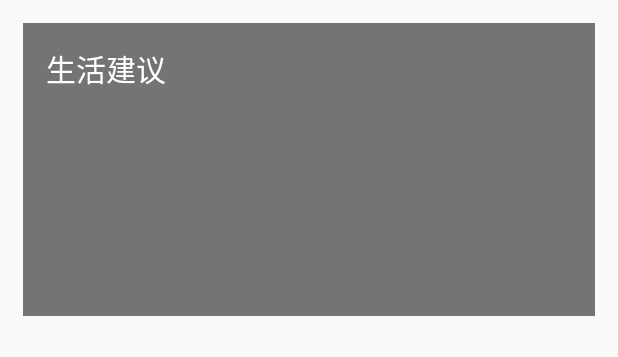
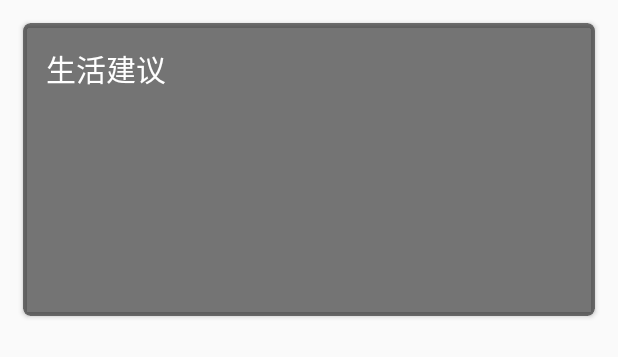
Before and after one commit to xiongshengjie/XiongWeather, an Android app: the layout suggestion.xml on its own in the app's theme, with its tools: preview values and no code run, on a phone screen of 412 x 824 dp. Shown: the top 357 px of the screen. Run offline under Robolectric (Android 15) with nearby library versions, the phone set to English and light mode, and no system bars.

Commit message:
卡片视图，最上方文字不再滑动

```diff
--- a/app/src/main/res/layout/suggestion.xml
+++ b/app/src/main/res/layout/suggestion.xml
@@ -1,10 +1,17 @@
 <?xml version="1.0" encoding="utf-8"?>
-<LinearLayout xmlns:android="http://schemas.android.com/apk/res/android"
+<android.support.v7.widget.CardView xmlns:android="http://schemas.android.com/apk/res/android"
+    android:layout_width="match_parent"
+    android:layout_height="wrap_content"
+    xmlns:app="http://schemas.android.com/apk/res-auto"
+    android:layout_margin="15dp"
+    app:cardBackgroundColor="@color/forecast_background"
+    app:cardCornerRadius="5dp"
+    android:elevation="5dp">
+
+    <LinearLayout
         android:orientation="vertical"
         android:layout_width="match_parent"
-    android:layout_height="wrap_content"
-    android:layout_margin="15dp"
-    android:background="@color/forecast_background">
+        android:layout_height="wrap_content">
 
         <TextView
             android:layout_width="wrap_content"
@@ -37,3 +44,5 @@
             android:textColor="@android:color/white" />
 
     </LinearLayout>
+
+</android.support.v7.widget.CardView>
```
Also changed, not shown: app/src/main/java/cn/xiong/xiongweather/activity/WeatherActivity.java (+8 -0 lines), app/src/main/res/layout/activity_weather.xml (+11 -4 lines), app/src/main/res/layout/aqi.xml (+13 -4 lines), app/src/main/res/layout/forecast.xml (+12 -4 lines). Lines whose indentation alone changed are shown as unchanged.
